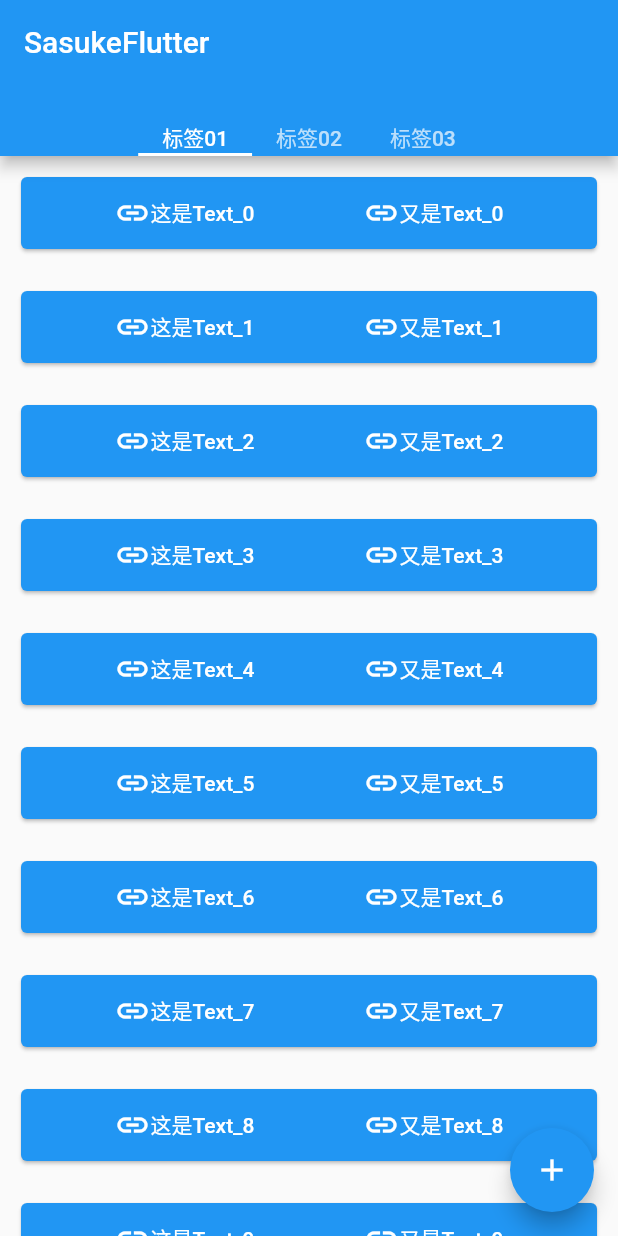
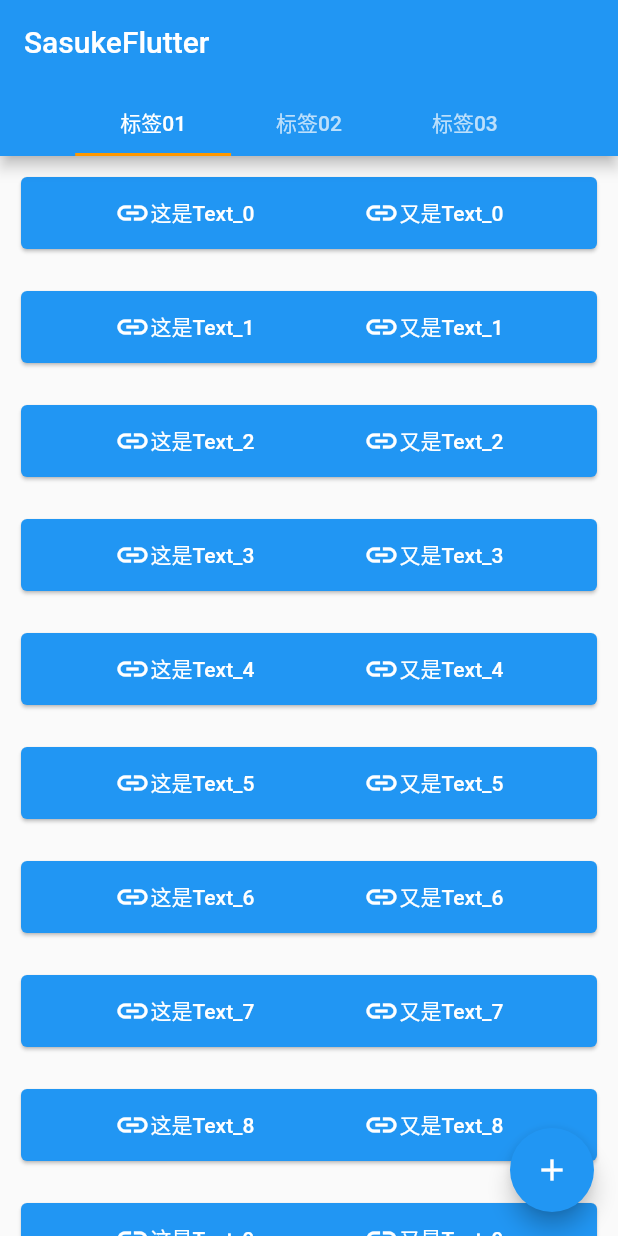
Before and after one commit to cheetah747/FlutterTry, a Flutter app: the screen it shows after launch, on a phone screen of 412 x 824 dp. Run offline on Flutter 3.47's test engine with Material 2 defaults, Android fonts, the phone set to English and light mode, and no system bars.

Commit message:
2018-12-17 17:31:09

```diff
--- a/lib/main.dart
+++ b/lib/main.dart
@@ -80,7 +80,10 @@ class _MyHomePageState extends State<MyHomePage> with SingleTickerProviderStateM
         // the App.build method, and use it to set our appbar title.
         title: Text(widget.title),
         bottom: TabBar(
+          labelPadding: EdgeInsets.only(left: 30.0,right: 30.0,bottom: 10.0),
+          indicatorSize: TabBarIndicatorSize.tab,
           tabs: labels,
+          indicatorColor: Colors.orange,
           isScrollable: true,
           controller: _tabCtrl,
         ),
```
